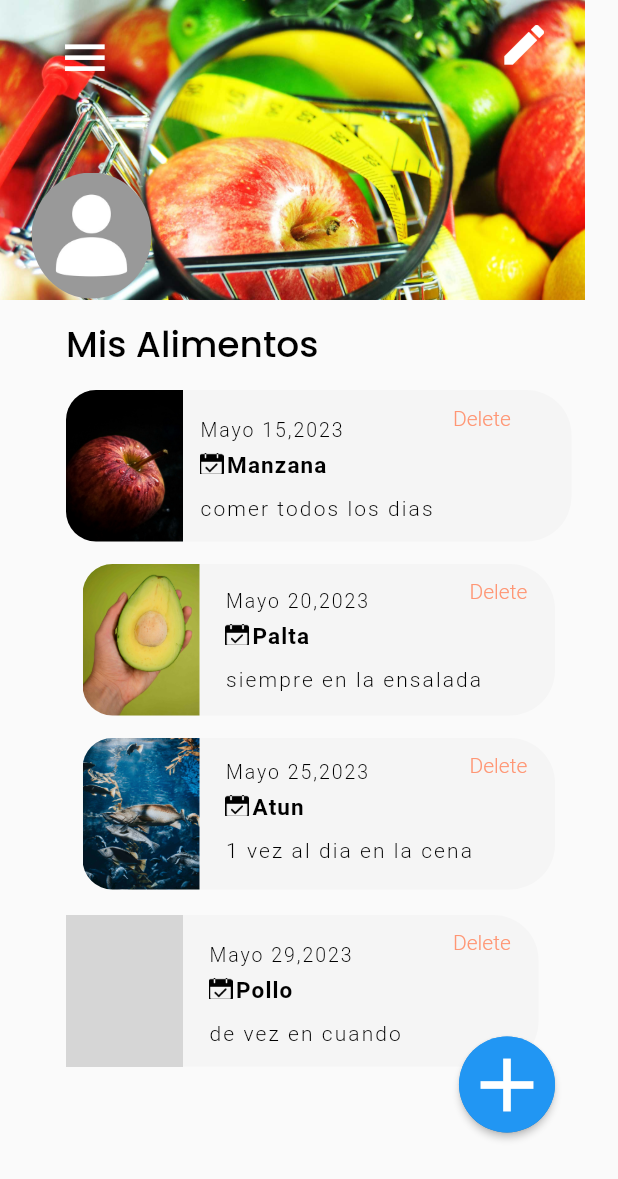
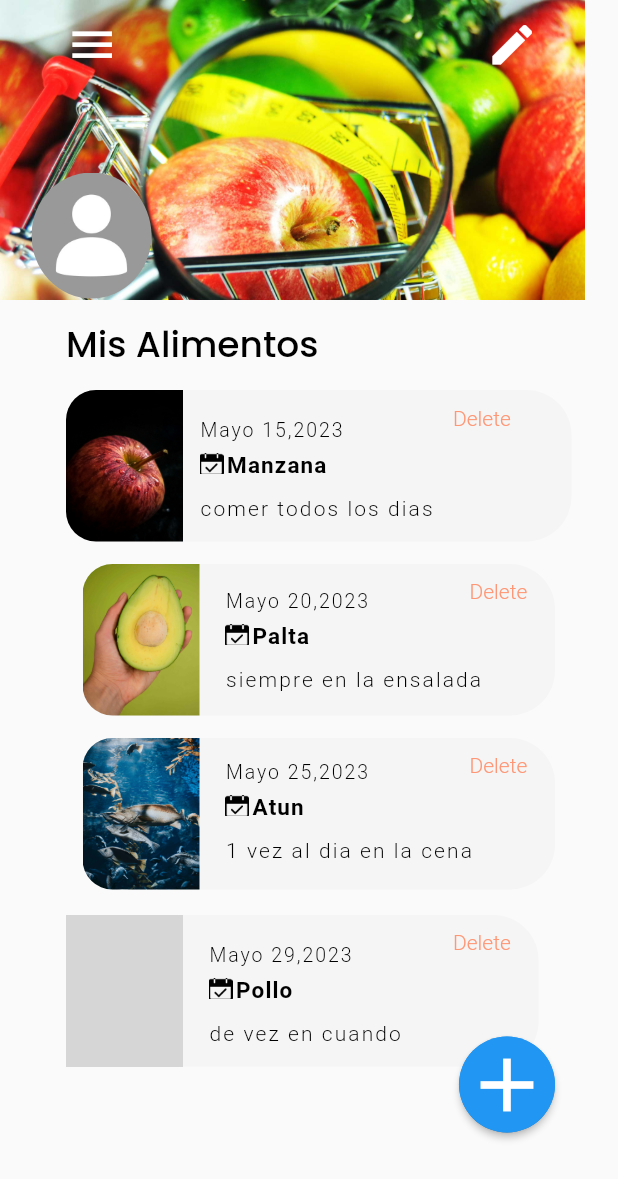
Before and after one commit to Narizor/EssaDiabetes-FlutterApp, a Flutter app: the UserProfileView screen opened by its route, on a phone screen of 412 x 824 dp. Shown: the top 1179 px of the screen. Run offline on Flutter 3.47's test engine with Material 2 defaults, Android fonts, the phone set to English and light mode, and no system bars; our stand-ins replace cloud_firestore, firebase_auth, firebase_core, flutter_spinkit, font_awesome_flutter, google_sign_in and 3 more; accounts and stored records are empty; Roboto replaces fonts that are missing (Quicksand); grey boxes are pictures that could not be loaded.

Commit message:
fix bugs

```diff
--- a/lib/view/userProfile.view.dart
+++ b/lib/view/userProfile.view.dart
@@ -1,12 +1,20 @@
+import 'package:first_app_flutter/widgets/drawerContainer.widget.dart';
 import 'package:flutter/material.dart';
 
-class UserProfileView extends StatelessWidget {
+class UserProfileView extends StatefulWidget {
   const UserProfileView({super.key});
 
+  @override
+  State<UserProfileView> createState() => _UserProfileViewState();
+}
+
+class _UserProfileViewState extends State<UserProfileView> {
+  final GlobalKey<ScaffoldState> _scaffoldKey = GlobalKey<ScaffoldState>();
   @override
   Widget build(BuildContext context) {
     return Scaffold(
       body: SafeArea(
+        key: _scaffoldKey,
         child: SingleChildScrollView(
           child: Column(
             crossAxisAlignment: CrossAxisAlignment.start,
@@ -40,15 +48,20 @@ class UserProfileView extends StatelessWidget {
                         child: Row(
                           crossAxisAlignment: CrossAxisAlignment.center,
                           children: [
-                            Container(
-                              margin: const EdgeInsets.fromLTRB(
-                                  0 * 1, 1 * 1, 271.92 * 1, 0 * 1),
-                              width: 21.08 * 1,
-                              height: 18 * 1,
-                              child: const Icon(
-                                Icons.menu,
-                                size: 35,
-                                color: Colors.white,
+                            GestureDetector(
+                              onTap: () {
+                                // ignore: avoid_print
+                                print("hola");
+                              },
+                              child: Container(
+                                margin: const EdgeInsets.fromLTRB(0, 1, 240, 0),
+                                width: 45,
+                                height: 35,
+                                child: const Icon(
+                                  Icons.menu,
+                                  size: 35,
+                                  color: Colors.white,
+                                ),
                               ),
                             ),
                             const SizedBox(
@@ -714,6 +727,7 @@ class UserProfileView extends StatelessWidget {
           ),
         ),
       ),
+      drawer: DrawerForInfo(scaffoldKey: _scaffoldKey),
     );
   }
 }
```
